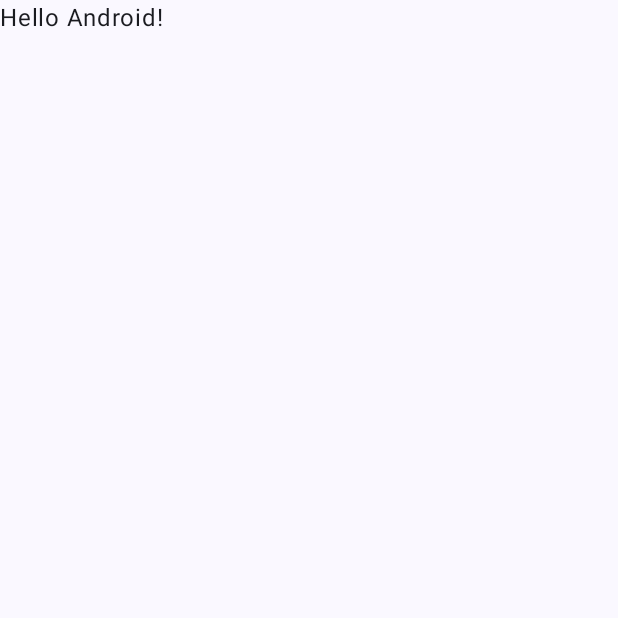
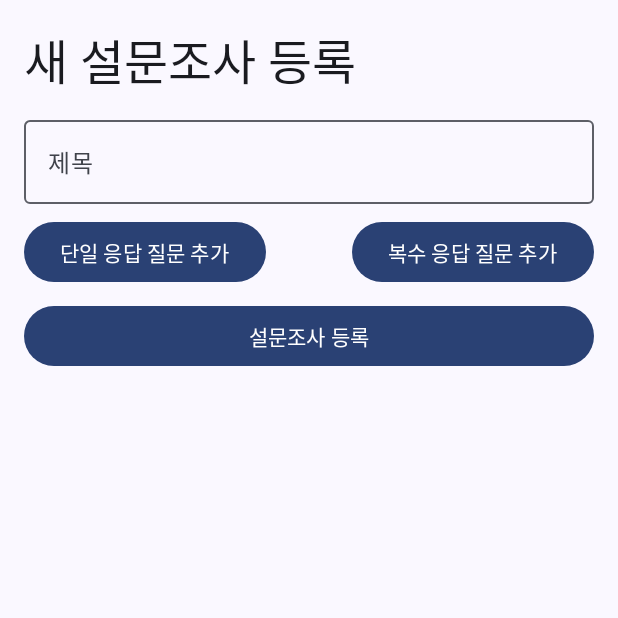
Before and after one commit to MobileProgramming-Team4/FrontEnd, an Android app built with Jetpack Compose: the screen it shows after launch (MainActivity), on a phone screen of 412 x 824 dp, the top half of it. Before the commit the part shown is almost empty. Run offline under Robolectric (Android 15) with nearby library versions, the phone set to English and light mode, and no system bars.

Commit message:
feat: 설문조사 생성 페이지 구현

```diff
--- a/app/build.gradle.kts
+++ b/app/build.gradle.kts
@@ -59,6 +59,7 @@ dependencies {
     implementation(libs.androidx.ui.graphics)
     implementation(libs.androidx.ui.tooling.preview)
     implementation(libs.androidx.material3)
+    implementation(libs.androidx.navigation.compose)
     testImplementation(libs.junit)
     androidTestImplementation(libs.androidx.junit)
     androidTestImplementation(libs.androidx.espresso.core)
--- a/app/src/main/java/com/example/mpproject/MainActivity.kt
+++ b/app/src/main/java/com/example/mpproject/MainActivity.kt
@@ -6,10 +6,8 @@ import androidx.activity.compose.setContent
 import androidx.compose.foundation.layout.fillMaxSize
 import androidx.compose.material3.MaterialTheme
 import androidx.compose.material3.Surface
-import androidx.compose.material3.Text
-import androidx.compose.runtime.Composable
 import androidx.compose.ui.Modifier
-import androidx.compose.ui.tooling.preview.Preview
+import com.example.mpproject.survey.PreviewSurveyRegistrationScreen
 import com.example.mpproject.ui.theme.MPProjectTheme
 
 class MainActivity : ComponentActivity() {
@@ -22,25 +20,9 @@ class MainActivity : ComponentActivity() {
                     modifier = Modifier.fillMaxSize(),
                     color = MaterialTheme.colorScheme.background
                 ) {
-                    Greeting("Android")
+                    PreviewSurveyRegistrationScreen()
                 }
             }
         }
     }
 }
-
-@Composable
-fun Greeting(name: String, modifier: Modifier = Modifier) {
-    Text(
-        text = "Hello $name!",
-        modifier = modifier
-    )
-}
-
-@Preview(showBackground = true)
-@Composable
-fun GreetingPreview() {
-    MPProjectTheme {
-        Greeting("Android")
-    }
-}
--- /dev/null
+++ b/app/src/main/java/com/example/mpproject/survey/AnswerSurveyScreen.kt
@@ -0,0 +1 @@
+package com.example.mpproject.survey
--- /dev/null
+++ b/app/src/main/java/com/example/mpproject/survey/CreateSurveyScreen.kt
@@ -0,0 +1,178 @@
+package com.example.mpproject.survey
+
+import androidx.compose.foundation.layout.Arrangement
+import androidx.compose.foundation.layout.Column
+import androidx.compose.foundation.layout.Row
+import androidx.compose.foundation.layout.fillMaxWidth
+import androidx.compose.foundation.layout.padding
+import androidx.compose.foundation.rememberScrollState
+import androidx.compose.foundation.verticalScroll
+import androidx.compose.material.icons.Icons
+import androidx.compose.material.icons.filled.Delete
+import androidx.compose.material3.Button
+import androidx.compose.material3.Checkbox
+import androidx.compose.material3.Divider
+import androidx.compose.material3.Icon
+import androidx.compose.material3.IconButton
+import androidx.compose.material3.MaterialTheme
+import androidx.compose.material3.OutlinedTextField
+import androidx.compose.material3.RadioButton
+import androidx.compose.material3.Scaffold
+import androidx.compose.material3.Text
+import androidx.compose.runtime.Composable
+import androidx.compose.runtime.getValue
+import androidx.compose.runtime.mutableStateListOf
+import androidx.compose.runtime.mutableStateOf
+import androidx.compose.runtime.remember
+import androidx.compose.runtime.setValue
+import androidx.compose.ui.Alignment
+import androidx.compose.ui.Modifier
+import androidx.compose.ui.tooling.preview.Preview
+import androidx.compose.ui.unit.dp
+
+data class QuestionItem(
+    var question: String,
+    var answers: MutableList<String>,
+    var questionType: String // "single" for RadioButton, "multiple" for Checkbox
+)
+
+@Composable
+fun CreateSurveyScreen(onSubmit: (String, List<QuestionItem>) -> Unit) {
+    var surveyTitle by remember { mutableStateOf("") }
+    val questionsList = remember { mutableStateListOf<QuestionItem>() }
+
+
+    Scaffold { paddingValues ->
+        Column(
+            modifier = Modifier
+                .padding(paddingValues)
+                .padding(16.dp)
+                .verticalScroll(rememberScrollState())
+        ) {
+            Text("새 설문조사 등록", style = MaterialTheme.typography.headlineLarge)
+            OutlinedTextField(
+                value = surveyTitle,
+                onValueChange = { surveyTitle = it },
+                label = { Text("제목") },
+                modifier = Modifier
+                    .fillMaxWidth()
+                    .padding(top = 8.dp)
+            )
+
+            questionsList.forEachIndexed { index, questionItem ->
+                QuestionEditor(
+                    question = questionItem,
+                    onAddAnswer = {
+                        val updatedAnswers = questionItem.answers.toMutableList()
+                        updatedAnswers.add("")
+                        questionsList[index] = questionItem.copy(answers = updatedAnswers)
+                    },
+                    onRemove = {
+                        questionsList.removeAt(index)
+                    }
+                )
+            }
+
+            Row(
+                modifier = Modifier
+                    .fillMaxWidth()
+                    .padding(top = 8.dp),
+                horizontalArrangement = Arrangement.SpaceBetween
+            ) {
+                Button(
+                    onClick = {
+                        questionsList.add(QuestionItem("", mutableListOf(""), "single"))
+                    }
+                ) {
+                    Text("단일 응답 질문 추가")
+                }
+                Button(
+                    onClick = {
+                        questionsList.add(QuestionItem("", mutableListOf(""), "multiple"))
+                    }
+                ) {
+                    Text("복수 응답 질문 추가")
+                }
+            }
+
+            Button(
+                onClick = { onSubmit(surveyTitle, questionsList) },
+                modifier = Modifier
+                    .fillMaxWidth()
+                    .padding(top = 8.dp)
+            ) {
+                Text("설문조사 등록")
+            }
+        }
+    }
+}
+
+@Composable
+fun QuestionEditor(question: QuestionItem, onAddAnswer: () -> Unit, onRemove: () -> Unit) {
+    var questionText by remember { mutableStateOf(question.question)}
+
+    Column {
+        OutlinedTextField(
+            value = questionText,
+            onValueChange = {
+                questionText = it
+                question.question = it  // 바로 상태 업데이트
+            },
+            label = { Text("질문") },
+            modifier = Modifier
+                .fillMaxWidth()
+                .padding(top = 8.dp)
+        )
+        question.answers.forEachIndexed { index, answer ->
+            var answerText by remember { mutableStateOf(answer)}
+
+            Row(verticalAlignment = Alignment.CenterVertically) {
+                if (question.questionType == "single") {
+                    RadioButton(
+                        selected = false,
+                        onClick = { /* 비활성화 상태 */ },
+                        enabled = false,
+                        modifier = Modifier.padding(end = 16.dp)
+                    )
+                } else {
+                    Checkbox(
+                        checked = false,
+                        onCheckedChange = { /* 비활성화 상태 */ },
+                        enabled = false,
+                        modifier = Modifier.padding(end = 16.dp)
+                    )
+                }
+                OutlinedTextField(
+                    value = answerText,
+                    onValueChange = {
+                        answerText = it
+                        question.answers[index] = it  // 바로 상태 업데이트
+                    },
+                    label = { Text("답변 옵션") },
+                    modifier = Modifier.fillMaxWidth()
+                )
+            }
+        }
+        Button(
+            onClick = onAddAnswer,
+            modifier = Modifier
+                .padding(top = 8.dp)
+                .fillMaxWidth()
+        ) {
+            Text("옵션 추가")
+        }
+        IconButton(onClick = onRemove, modifier = Modifier.align(Alignment.End)) {
+            Icon(Icons.Default.Delete, contentDescription = "질문 삭제")
+        }
+        Divider(modifier = Modifier.padding(vertical = 8.dp))
+    }
+}
+
+@Preview(showBackground = true)
+@Composable
+fun PreviewSurveyRegistrationScreen() {
+    CreateSurveyScreen { title, questions ->
+        println("Title: $title")
+        questions.forEach { println("Question: ${it.question}, Answers: ${it.answers.joinToString()}, Type: ${it.questionType}") }
+    }
+}
--- a/gradle/libs.versions.toml
+++ b/gradle/libs.versions.toml
@@ -8,6 +8,7 @@ espressoCore = "3.5.1"
 lifecycleRuntimeKtx = "2.8.0"
 activityCompose = "1.9.0"
 composeBom = "2023.08.00"
+navigationCompose = "2.8.0-beta01"
 
 [libraries]
 androidx-core-ktx = { group = "androidx.core", name = "core-ktx", version.ref = "coreKtx" }
@@ -24,6 +25,7 @@ androidx-ui-tooling-preview = { group = "androidx.compose.ui", name = "ui-toolin
 androidx-ui-test-manifest = { group = "androidx.compose.ui", name = "ui-test-manifest" }
 androidx-ui-test-junit4 = { group = "androidx.compose.ui", name = "ui-test-junit4" }
 androidx-material3 = { group = "androidx.compose.material3", name = "material3" }
+androidx-navigation-compose = { group = "androidx.navigation", name = "navigation-compose", version.ref = "navigationCompose" }
 
 [plugins]
 androidApplication = { id = "com.android.application", version.ref = "agp" }
```
